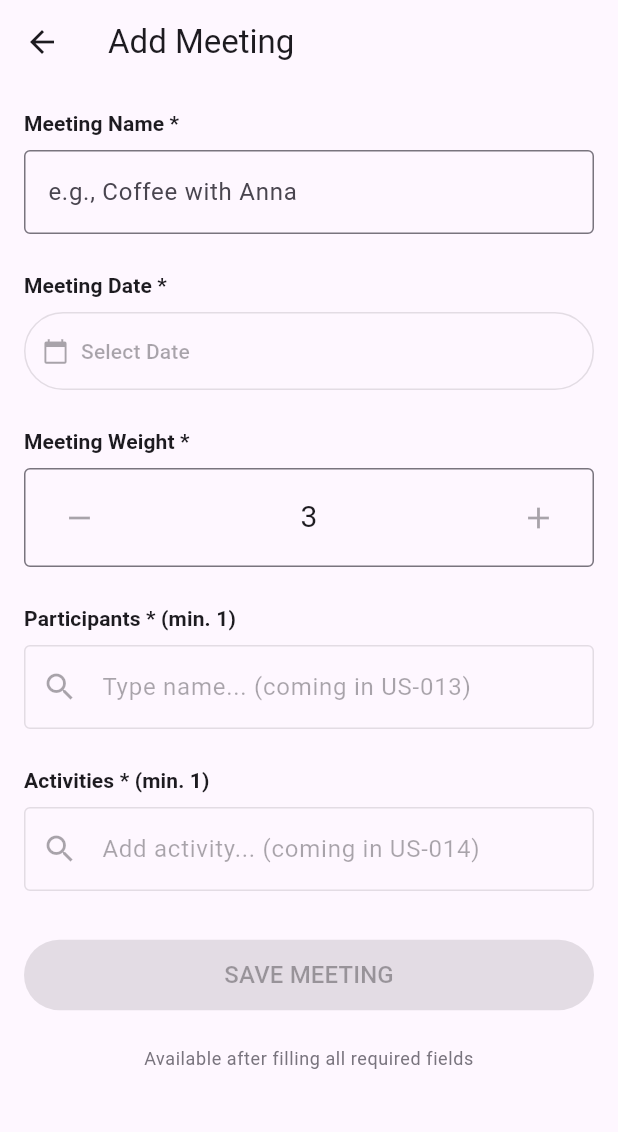
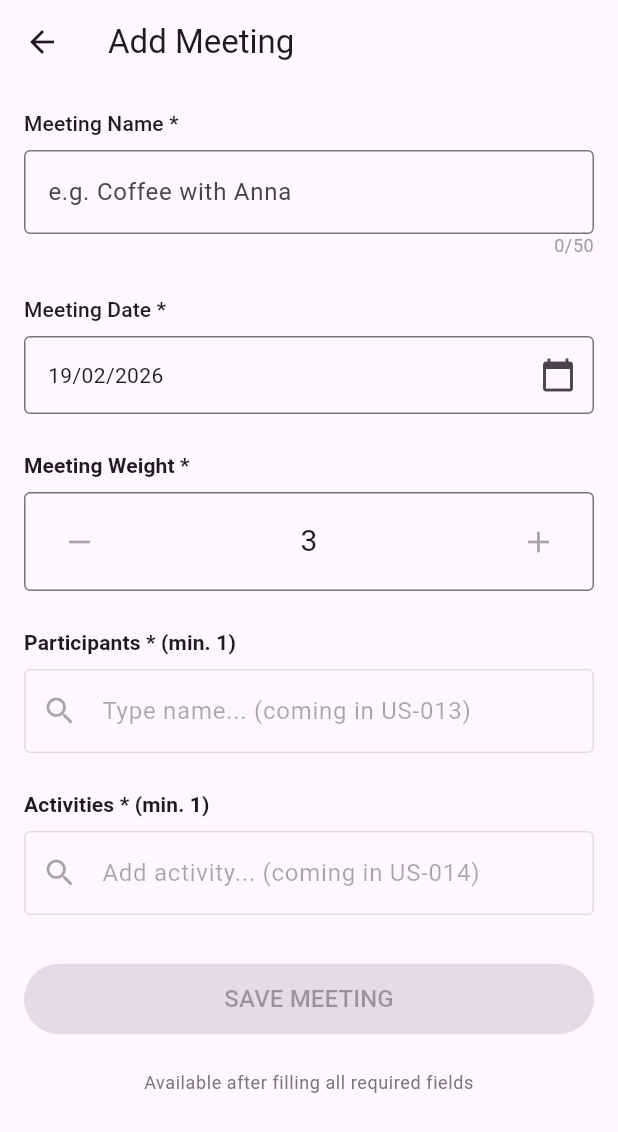
Before and after one commit to aleksanderginalski/Friendsheet-App, a Flutter app: the _AddMeetingView screen opened directly, on a phone screen of 412 x 824 dp. Shown: the top 1132 px of the screen. Run offline on Flutter 3.47's test engine with Material 3 defaults, Android fonts, the phone set to English and light mode, and no system bars; our stand-ins replace cloud_firestore, firebase_auth, firebase_core, freezed_annotation, google_sign_in; accounts and stored records are empty; generated files the repository leaves out were written again.

Commit message:
feat(us-011): add meeting name and date input fields
- Add MeetingNameField widget with character counter and focus-loss validation
- Add MeetingDateField widget with DatePicker (dd/MM/yyyy format)
- Extend AddMeetingProvider with name validation logic
- Wire widgets into AddMeetingScreen replacing placeholders
- Add widget tests for MeetingNameField and MeetingDateField (11 tests)

Closes #11

```diff
--- a/lib/presentation/providers/add_meeting_provider.dart
+++ b/lib/presentation/providers/add_meeting_provider.dart
@@ -10,6 +10,9 @@ class AddMeetingProvider extends ChangeNotifier {
   final List<String> _participantIds = [];
   final List<String> _activityIds = [];
 
+  // --- Validation errors ---
+  String? _nameError;
+
   // --- Loading / error state ---
   bool _isLoading = false;
   String? _errorMessage;
@@ -20,14 +23,18 @@ class AddMeetingProvider extends ChangeNotifier {
   int get weight => _weight;
   List<String> get participantIds => List.unmodifiable(_participantIds);
   List<String> get activityIds => List.unmodifiable(_activityIds);
+  String? get nameError => _nameError;
   bool get isLoading => _isLoading;
   String? get errorMessage => _errorMessage;
 
-  // --- Setters (will be expanded in US-011 to US-014) ---
-
+  // --- Setters ---
   void setName(String value) {
     _name = value;
-    notifyListeners();
+    // Clear error while user is typing
+    if (_nameError != null) {
+      _nameError = null;
+      notifyListeners();
+    }
   }
 
   void setDate(DateTime value) {
@@ -40,14 +47,28 @@ class AddMeetingProvider extends ChangeNotifier {
     notifyListeners();
   }
 
-  // --- Validation (basic, will be expanded later) ---
+  // --- Validation ---
+  /// Validates name on focus loss. Returns true if valid.
+  bool validateName() {
+    if (_name.isEmpty) {
+      _nameError = 'Meeting name is required';
+    } else if (_name.length > 50) {
+      _nameError = 'Name cannot exceed 50 characters';
+    } else {
+      _nameError = null;
+    }
+    notifyListeners();
+    return _nameError == null;
+  }
 
   /// Returns true if the form has minimum required data.
   bool get isFormValid =>
-      _name.isNotEmpty && _participantIds.isNotEmpty && _activityIds.isNotEmpty;
+      _name.isNotEmpty &&
+      _name.length <= 50 &&
+      _participantIds.isNotEmpty &&
+      _activityIds.isNotEmpty;
 
   // --- Reset ---
-
   /// Resets all form fields to their default values.
   void reset() {
     _name = '';
@@ -55,6 +76,7 @@ class AddMeetingProvider extends ChangeNotifier {
     _weight = 3;
     _participantIds.clear();
     _activityIds.clear();
+    _nameError = null;
     _isLoading = false;
     _errorMessage = null;
     notifyListeners();
--- a/lib/presentation/screens/add_meeting_screen.dart
+++ b/lib/presentation/screens/add_meeting_screen.dart
@@ -1,6 +1,8 @@
 import 'package:flutter/material.dart';
 import 'package:provider/provider.dart';
 import '../providers/add_meeting_provider.dart';
+import '../widgets/meeting_name_field.dart';
+import '../widgets/meeting_date_field.dart';
 
 /// Screen for adding a new meeting.
 /// Provides [AddMeetingProvider] scoped to this screen only.
@@ -32,22 +34,11 @@ class _AddMeetingView extends StatelessWidget {
           crossAxisAlignment: CrossAxisAlignment.stretch,
           children: [
             // --- Meeting Name ---
-            const _SectionHeader(title: 'Meeting Name *'),
-            const SizedBox(height: 8),
-            const TextField(
-              decoration: InputDecoration(
-                hintText: 'e.g., Coffee with Anna',
-                border: OutlineInputBorder(),
-                counterText: '',
-              ),
-              maxLength: 50,
-            ),
+            const MeetingNameField(),
             const SizedBox(height: 24),
 
             // --- Meeting Date ---
-            const _SectionHeader(title: 'Meeting Date *'),
-            const SizedBox(height: 8),
-            _DatePickerPlaceholder(),
+            const MeetingDateField(),
             const SizedBox(height: 24),
 
             // --- Meeting Weight ---
@@ -114,21 +105,6 @@ class _SectionHeader extends StatelessWidget {
   }
 }
 
-class _DatePickerPlaceholder extends StatelessWidget {
-  @override
-  Widget build(BuildContext context) {
-    return OutlinedButton.icon(
-      onPressed: null, // implemented in US-011
-      icon: const Icon(Icons.calendar_today),
-      label: const Text('Select Date'),
-      style: OutlinedButton.styleFrom(
-        alignment: Alignment.centerLeft,
-        padding: const EdgeInsets.symmetric(horizontal: 12, vertical: 16),
-      ),
-    );
-  }
-}
-
 class _WeightStepperPlaceholder extends StatelessWidget {
   @override
   Widget build(BuildContext context) {
--- /dev/null
+++ b/lib/presentation/widgets/meeting_date_field.dart
@@ -0,0 +1,53 @@
+import 'package:flutter/material.dart';
+import 'package:intl/intl.dart';
+import 'package:provider/provider.dart';
+import '../providers/add_meeting_provider.dart';
+
+/// Date field widget for selecting the meeting date.
+/// Opens a date picker dialog on tap.
+class MeetingDateField extends StatelessWidget {
+  const MeetingDateField({super.key});
+
+  Future<void> _pickDate(BuildContext context, DateTime currentDate) async {
+    final DateTime? picked = await showDatePicker(
+      context: context,
+      initialDate: currentDate,
+      firstDate: DateTime(2000),
+      lastDate: DateTime(2100),
+    );
+
+    if (picked != null && context.mounted) {
+      context.read<AddMeetingProvider>().setDate(picked);
+    }
+  }
+
+  @override
+  Widget build(BuildContext context) {
+    final date = context.select<AddMeetingProvider, DateTime>(
+      (p) => p.date,
+    );
+
+    final formattedDate = DateFormat('dd/MM/yyyy').format(date);
+
+    return Column(
+      crossAxisAlignment: CrossAxisAlignment.start,
+      children: [
+        Text(
+          'Meeting Date *',
+          style: Theme.of(context).textTheme.titleSmall,
+        ),
+        const SizedBox(height: 8),
+        InkWell(
+          onTap: () => _pickDate(context, date),
+          child: InputDecorator(
+            decoration: const InputDecoration(
+              border: OutlineInputBorder(),
+              suffixIcon: Icon(Icons.calendar_today),
+            ),
+            child: Text(formattedDate),
+          ),
+        ),
+      ],
+    );
+  }
+}
--- /dev/null
+++ b/lib/presentation/widgets/meeting_name_field.dart
@@ -0,0 +1,79 @@
+import 'package:flutter/material.dart';
+import 'package:provider/provider.dart';
+import '../providers/add_meeting_provider.dart';
+
+/// Text field widget for entering the meeting name.
+/// Validates on focus loss and shows character counter.
+class MeetingNameField extends StatefulWidget {
+  const MeetingNameField({super.key});
+
+  @override
+  State<MeetingNameField> createState() => _MeetingNameFieldState();
+}
+
+class _MeetingNameFieldState extends State<MeetingNameField> {
+  final TextEditingController _controller = TextEditingController();
+  final FocusNode _focusNode = FocusNode();
+
+  @override
+  void initState() {
+    super.initState();
+    // Validate name when user leaves the field
+    _focusNode.addListener(() {
+      if (!_focusNode.hasFocus) {
+        context.read<AddMeetingProvider>().validateName();
+      }
+    });
+  }
+
+  @override
+  void dispose() {
+    _controller.dispose();
+    _focusNode.dispose();
+    super.dispose();
+  }
+
+  @override
+  Widget build(BuildContext context) {
+    final nameError = context.select<AddMeetingProvider, String?>(
+      (p) => p.nameError,
+    );
+
+    return Column(
+      crossAxisAlignment: CrossAxisAlignment.start,
+      children: [
+        Text(
+          'Meeting Name *',
+          style: Theme.of(context).textTheme.titleSmall,
+        ),
+        const SizedBox(height: 8),
+        TextField(
+          controller: _controller,
+          focusNode: _focusNode,
+          maxLength: 50,
+          decoration: InputDecoration(
+            hintText: 'e.g. Coffee with Anna',
+            errorText: nameError,
+            border: const OutlineInputBorder(),
+            // Hides the default counter – we show maxLength counter via maxLength
+            counterText: '',
+          ),
+          onChanged: (value) {
+            context.read<AddMeetingProvider>().setName(value);
+            setState(() {}); // rebuild counter
+          },
+        ),
+        // Character counter aligned to the right
+        Align(
+          alignment: Alignment.centerRight,
+          child: Text(
+            '${_controller.text.length}/50',
+            style: Theme.of(context).textTheme.bodySmall?.copyWith(
+                  color: Colors.grey,
+                ),
+          ),
+        ),
+      ],
+    );
+  }
+}
```
Also changed, not shown: 2 other files.
